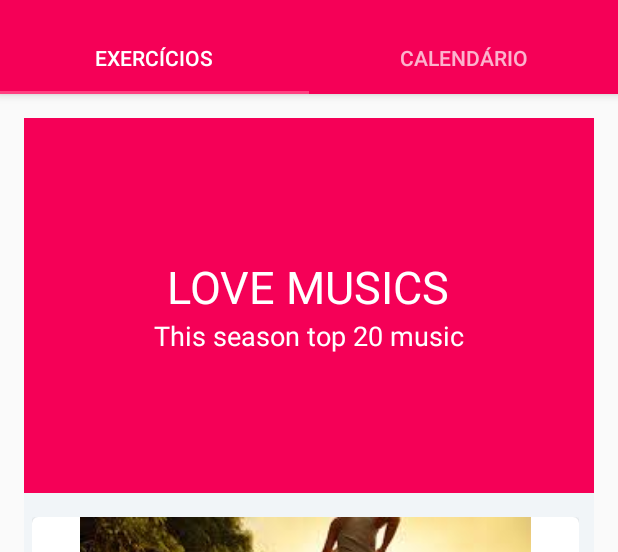
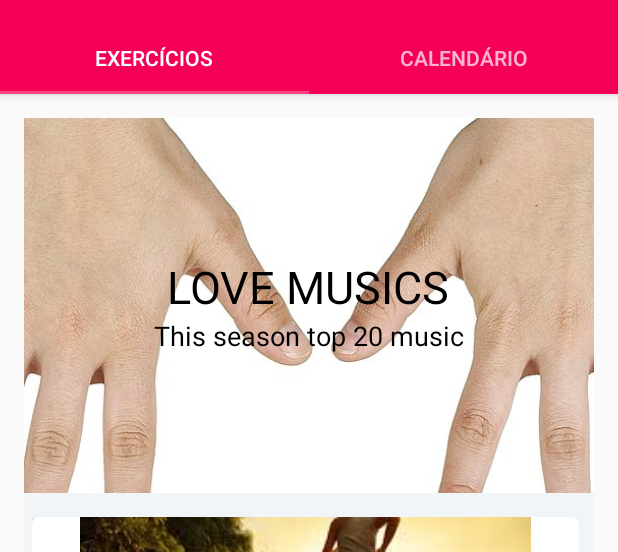
Before and after one commit to SamuelIGT/BackOnTrack-oldVersion-, an Android app: the screen it shows after launch (MainActivity), scrolled down 300 dp, on a phone screen of 412 x 824 dp, the part 74-626 px from its top. Run offline under Robolectric (Android 15) with nearby library versions, the phone set to English and light mode, and no system bars.

Commit message:
Back On Track v0.03.2
*Fixed collapsed toolbar not showing the title.
*Improved code organization (some classes were detached from other
classes).

```diff
--- a/app/src/main/java/br/ufc/quixada/backontrack/Fragments/ExerciseFragment.java
+++ b/app/src/main/java/br/ufc/quixada/backontrack/Fragments/ExerciseFragment.java
@@ -6,12 +6,14 @@ import android.os.Bundle;
 import android.os.Debug;
 import android.support.design.widget.AppBarLayout;
 import android.support.design.widget.CollapsingToolbarLayout;
+import android.support.design.widget.CoordinatorLayout;
 import android.support.v4.app.Fragment;
 import android.support.v7.widget.DefaultItemAnimator;
 import android.support.v7.widget.GridLayoutManager;
 import android.support.v7.widget.RecyclerView;
 import android.util.Log;
 import android.util.TypedValue;
+import android.view.Gravity;
 import android.view.LayoutInflater;
 import android.view.View;
 import android.view.ViewGroup;
@@ -36,7 +38,7 @@ public class ExerciseFragment extends Fragment{
     public ExerciseFragment(){
 
     }
-
+    private View rootView;
     private RecyclerView recyclerView;
     private AtividadeAdapter adapter;
     private List<Atividade> atividadeList;
@@ -47,8 +49,9 @@ public class ExerciseFragment extends Fragment{
 
     @Override
     public View onCreateView(LayoutInflater inflater, ViewGroup container, Bundle savedInstanceState) {
-        View rootView = inflater.inflate(R.layout.fragment_main, container, false);
+        rootView = inflater.inflate(R.layout.fragment_main, container, false);
 
+        initCollapsingToolbar();
         //initCollapsingToolbar();
         recyclerView = (RecyclerView) rootView.findViewById(R.id.recycler_view);
 
@@ -61,6 +64,13 @@ public class ExerciseFragment extends Fragment{
         recyclerView.setItemAnimator(new DefaultItemAnimator());
         recyclerView.setAdapter(adapter);
 
+        try{
+            Glide.with(rootView.getContext()).load(
+                    R.drawable.cover).into((ImageView) rootView.findViewById(R.id.backdrop));
+        } catch (Exception e){
+            e.printStackTrace();
+            Log.v("Backdrop Glide catch", "Gliding Error");
+        }
         prepareAtivity();
 
         return rootView;
@@ -68,11 +78,10 @@ public class ExerciseFragment extends Fragment{
 
     private void initCollapsingToolbar(){
         final CollapsingToolbarLayout collapsingToolbar =
-                (CollapsingToolbarLayout) recyclerView.findViewById(R.id.collapsing_toolbar);
+                (CollapsingToolbarLayout) rootView.findViewById(R.id.collapsing_toolbar);
         collapsingToolbar.setTitle(" ");
-        AppBarLayout appBarLayout = (AppBarLayout) recyclerView.findViewById(R.id.appbar);
+        AppBarLayout appBarLayout = (AppBarLayout) rootView.findViewById(R.id.appbar);
         appBarLayout.setExpanded(true);
-
         // hiding & showing the title when toolbar expanded & collapsed
         appBarLayout.addOnOffsetChangedListener(new AppBarLayout.OnOffsetChangedListener(){
             boolean isShow = false;
@@ -83,7 +92,7 @@ public class ExerciseFragment extends Fragment{
                     scroolRange = appBarLayout.getTotalScrollRange();
                 }
                 if(scroolRange + verticalOffset == 0){
-                    collapsingToolbar.setTitle("Card View");
+                    collapsingToolbar.setTitle("Flexões");
                     isShow = true;
                 } else if(isShow){
                     collapsingToolbar.setTitle(" ");
@@ -91,40 +100,6 @@ public class ExerciseFragment extends Fragment{
                 }
             }
         });
-    }
-
-    public class GridSpacingItemDecoration extends RecyclerView.ItemDecoration{
-
-        private int spanCount;
-        private int spacing;
-        private boolean includeEdge;
-
-        public GridSpacingItemDecoration(int spanCount, int spacing, boolean includeEdge){
-            this.spanCount = spanCount;
-            this.spacing = spacing;
-            this.includeEdge = includeEdge;
-        }
-
-        public void getItemOffsets(Rect outRect, View view, RecyclerView parent, RecyclerView.State state){
-            int position = parent.getChildAdapterPosition(view); //item position
-            int column = position % spanCount; //item column
-
-            if (includeEdge) {
-                outRect.left = spacing - column * spacing / spanCount; // spacing - column * ((1f / spanCount) * spacing)
-                outRect.right = (column + 1) * spacing / spanCount; // (column + 1) * ((1f / spanCount) * spacing)
-
-                if (position < spanCount) { // top edge
-                    outRect.top = spacing;
-                }
-                outRect.bottom = spacing; // item bottom
-            } else {
-                outRect.left = column * spacing / spanCount; // column * ((1f / spanCount) * spacing)
-                outRect.right = spacing - (column + 1) * spacing / spanCount; // spacing - (column + 1) * ((1f /    spanCount) * spacing)
-                if (position >= spanCount) {
-                    outRect.top = spacing; // item top
-                }
-            }
-        }
     }
 
     private int dpToPx(int dp) {
--- /dev/null
+++ b/app/src/main/java/br/ufc/quixada/backontrack/Fragments/GridSpacingItemDecoration.java
@@ -0,0 +1,43 @@
+package br.ufc.quixada.backontrack.Fragments;
+
+import android.graphics.Rect;
+import android.support.v7.widget.RecyclerView;
+import android.view.View;
+
+/**
+ * Created by samue on 21/07/2017.
+ */
+
+public class GridSpacingItemDecoration extends RecyclerView.ItemDecoration{
+
+    private int spanCount;
+    private int spacing;
+    private boolean includeEdge;
+
+    public GridSpacingItemDecoration(int spanCount, int spacing, boolean includeEdge){
+        this.spanCount = spanCount;
+        this.spacing = spacing;
+        this.includeEdge = includeEdge;
+    }
+
+    public void getItemOffsets(Rect outRect, View view, RecyclerView parent, RecyclerView.State state){
+        int position = parent.getChildAdapterPosition(view); //item position
+        int column = position % spanCount; //item column
+
+        if (includeEdge) {
+            outRect.left = spacing - column * spacing / spanCount; // spacing - column * ((1f / spanCount) * spacing)
+            outRect.right = (column + 1) * spacing / spanCount; // (column + 1) * ((1f / spanCount) * spacing)
+
+            if (position < spanCount) { // top edge
+                outRect.top = spacing;
+            }
+            outRect.bottom = spacing; // item bottom
+        } else {
+            outRect.left = column * spacing / spanCount; // column * ((1f / spanCount) * spacing)
+            outRect.right = spacing - (column + 1) * spacing / spanCount; // spacing - (column + 1) * ((1f /    spanCount) * spacing)
+            if (position >= spanCount) {
+                outRect.top = spacing; // item top
+            }
+        }
+    }
+}
--- a/app/src/main/java/br/ufc/quixada/backontrack/MainActivity.java
+++ b/app/src/main/java/br/ufc/quixada/backontrack/MainActivity.java
@@ -12,6 +12,8 @@ import android.support.v7.widget.Toolbar;
 import android.view.Menu;
 import android.view.MenuItem;
 import android.view.View;
+
+import br.ufc.quixada.backontrack.adapter.SectionsPagerAdapter;
 
 public class MainActivity extends AppCompatActivity {
 
--- a/app/src/main/java/br/ufc/quixada/backontrack/adapter/AtividadeAdapter.java
+++ b/app/src/main/java/br/ufc/quixada/backontrack/adapter/AtividadeAdapter.java
@@ -47,14 +47,6 @@ public class AtividadeAdapter extends RecyclerView.Adapter<AtividadeAdapter.MyVi
         View itemView = LayoutInflater.from(parent.getContext())
                 .inflate(R.layout.exercise_card, parent, false);
         ImageView thumbnail = (ImageView) itemView.findViewById(R.id.thumbnail_view);
-        Log.v("Thumbnail", thumbnail.toString());
-        try{
-            Glide.with(itemView.getContext()).load(
-                    R.drawable.images).into(
-                    (ImageView) itemView.findViewById(R.id.thumbnail_view));
-        } catch (Exception e){
-            e.printStackTrace();
-        }
         return new MyViewHolder(itemView);
     }
 
--- a/app/src/main/java/br/ufc/quixada/backontrack/SectionPagerAdapter.java
+++ b/app/src/main/java/br/ufc/quixada/backontrack/adapter/SectionsPagerAdapter.java
@@ -1,4 +1,4 @@
-package br.ufc.quixada.backontrack;
+package br.ufc.quixada.backontrack.adapter;
 
 /**
  * Created by samue on 14/07/2017.
@@ -11,12 +11,14 @@ import android.support.v4.app.FragmentManager;
 import android.support.v4.app.FragmentPagerAdapter;
 
 import br.ufc.quixada.backontrack.Fragments.ExerciseFragment;
+import br.ufc.quixada.backontrack.MainActivity;
+import br.ufc.quixada.backontrack.R;
 
 /**
  * A {@link FragmentPagerAdapter} that returns a fragment corresponding to
  * one of the sections/tabs/pages.
  */
-class SectionsPagerAdapter extends FragmentPagerAdapter {
+public class SectionsPagerAdapter extends FragmentPagerAdapter {
 
     Context context;
 
--- a/app/src/main/res/layout/fragment_main.xml
+++ b/app/src/main/res/layout/fragment_main.xml
@@ -52,14 +52,14 @@
                     android:layout_width="wrap_content"
                     android:layout_height="wrap_content"
                     android:text="@string/backdrop_title"
-                    android:textColor="@android:color/white"
+                    android:textColor="@android:color/black"
                     android:textSize="@dimen/backdrop_title" />
 
                 <TextView
                     android:layout_width="wrap_content"
                     android:layout_height="wrap_content"
                     android:text="@string/backdrop_subtitle"
-                    android:textColor="@android:color/white"
+                    android:textColor="@android:color/black"
                     android:textSize="@dimen/backdrop_subtitle" />
 
             </LinearLayout>
```
Also changed, not shown: app/src/main/res/drawable/cover.jpg (added).
